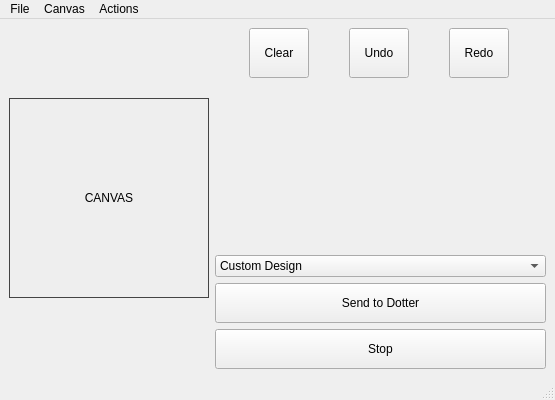
This is mainwindow.ui in kForth/PeenerPlotter as Qt 5 draws it before an edit. The edited form follows.
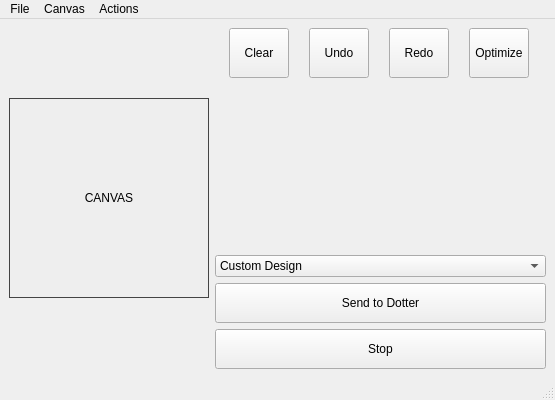
This is the edited form.

Commit message: Add optimize paths button

Diff of the .ui file:
```diff
--- a/mainwindow.ui
+++ b/mainwindow.ui
@@ -127,6 +127,25 @@
           </property>
          </widget>
         </item>
+        <item>
+         <widget class="QPushButton" name="optimizeButton">
+          <property name="minimumSize">
+           <size>
+            <width>60</width>
+            <height>50</height>
+           </size>
+          </property>
+          <property name="maximumSize">
+           <size>
+            <width>60</width>
+            <height>50</height>
+           </size>
+          </property>
+          <property name="text">
+           <string>Optimize</string>
+          </property>
+         </widget>
+        </item>
        </layout>
       </item>
       <item>
```
Left out of the diff: 2 changed lines with no effect on the pictures. The commit also changes 3 other files.
